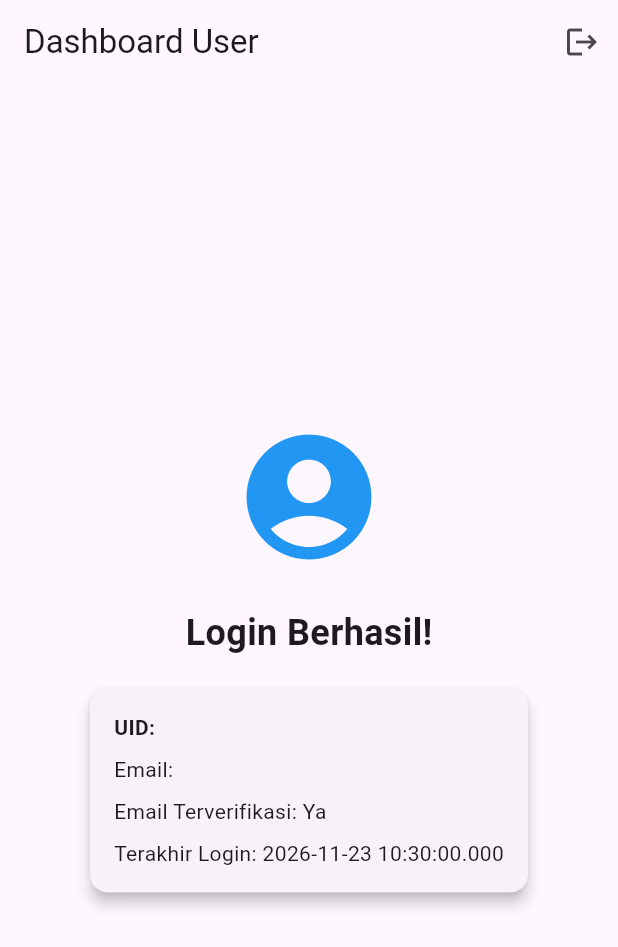
After one commit to ryhan27/firebase_login, a Flutter app: the screen it shows once a user with an empty profile is signed in, on a phone screen of 412 x 824 dp. The commit adds this screen. Shown: the top 947 px of the screen. Run offline on Flutter 3.47's test engine with Material 3 defaults, Android fonts, the phone set to English and light mode, and no system bars; our stand-ins replace firebase_auth, firebase_core; accounts and stored records are empty; network calls fail.

Commit message:
add user info dashboard and auth state wrapper

```diff
--- /dev/null
+++ b/lib/informasi_pengguna/user_info_screen.dart
@@ -0,0 +1,71 @@
+import 'package:flutter/material.dart';
+import 'package:firebase_auth/firebase_auth.dart';
+
+class UserInfoScreen extends StatelessWidget {
+  final User user;
+
+  const UserInfoScreen({super.key, required this.user});
+
+  Future<void> _logout() async {
+    await FirebaseAuth.instance.signOut();
+  }
+
+  @override
+  Widget build(BuildContext context) {
+    return Scaffold(
+      appBar: AppBar(
+        title: const Text('Dashboard User'),
+        actions: [
+          IconButton(
+            icon: const Icon(Icons.logout),
+            onPressed: _logout,
+            tooltip: 'Logout',
+          ),
+        ],
+      ),
+      body: Center(
+        child: Padding(
+          padding: const EdgeInsets.all(24.0),
+          child: Column(
+            mainAxisAlignment: MainAxisAlignment.center,
+            crossAxisAlignment: CrossAxisAlignment.center,
+            children: [
+              const Icon(Icons.account_circle, size: 100, color: Colors.blue),
+              const SizedBox(height: 24),
+              const Text(
+                'Login Berhasil!',
+                style: TextStyle(fontSize: 24, fontWeight: FontWeight.bold),
+              ),
+              const SizedBox(height: 16),
+              Card(
+                elevation: 4,
+                child: Padding(
+                  padding: const EdgeInsets.all(16.0),
+                  child: Column(
+                    crossAxisAlignment: CrossAxisAlignment.start,
+                    children: [
+                      Text(
+                        'UID: ${user.uid}',
+                        style: const TextStyle(fontWeight: FontWeight.bold),
+                      ),
+                      const SizedBox(height: 8),
+                      Text('Email: ${user.email ?? "Tidak ada email"}'),
+                      const SizedBox(height: 8),
+                      Text(
+                        'Email Terverifikasi: ${user.emailVerified ? "Ya" : "Tidak"}',
+                      ),
+                      const SizedBox(height: 8),
+                      Text(
+                        'Terakhir Login: ${user.metadata.lastSignInTime.toString()}',
+                      ),
+                    ],
+                  ),
+                ),
+              ),
+            ],
+          ),
+        ),
+      ),
+    );
+  }
+}
--- a/lib/main.dart
+++ b/lib/main.dart
@@ -1,7 +1,9 @@
 import 'package:flutter/material.dart';
 import 'package:firebase_core/firebase_core.dart';
+import 'package:firebase_auth/firebase_auth.dart';
 import 'firebase_options.dart';
 import 'auth/login_screen.dart';
+import 'informasi_pengguna/user_info_screen.dart';
 
 void main() async {
   WidgetsFlutterBinding.ensureInitialized();
@@ -18,7 +20,29 @@ class MyApp extends StatelessWidget {
       title: 'Firebase Auth Simple',
       debugShowCheckedModeBanner: false,
       theme: ThemeData(primarySwatch: Colors.blue),
-      home: const LoginScreen(),
+      home: const AuthWrapper(),
     );
   }
 }
+
+class AuthWrapper extends StatelessWidget {
+  const AuthWrapper({super.key});
+
+  @override
+  Widget build(BuildContext context) {
+    return StreamBuilder<User?>(
+      stream: FirebaseAuth.instance.authStateChanges(),
+      builder: (context, snapshot) {
+        if (snapshot.connectionState == ConnectionState.waiting) {
+          return const Scaffold(
+            body: Center(child: CircularProgressIndicator()),
+          );
+        }
+        if (snapshot.hasData) {
+          return UserInfoScreen(user: snapshot.data!);
+        }
+        return const LoginScreen();
+      },
+    );
+  }
+}
```
